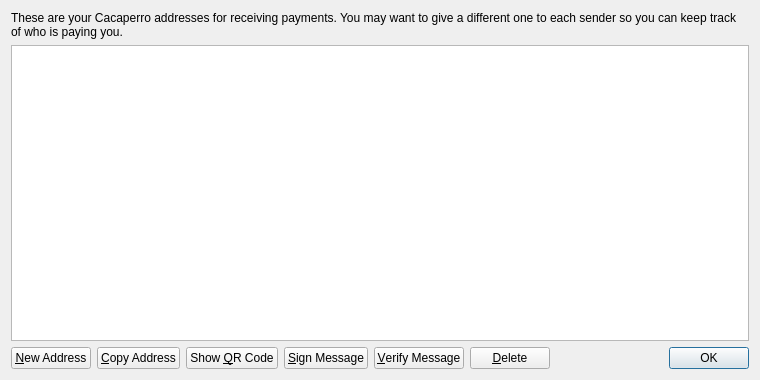
This is src/qt/forms/addressbookpage.ui in cacaperro/cacaperro as Qt 5 draws it before an edit. The edited form follows.
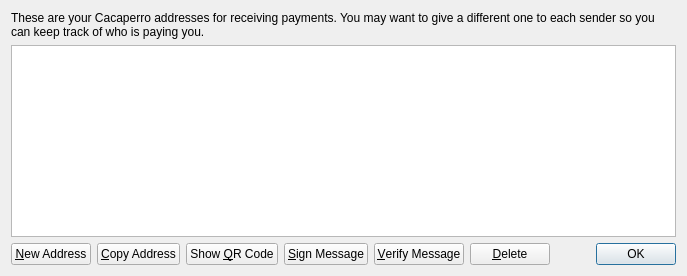
This is the edited form. Icons and pictures are not drawn.

Diff of the .ui file:
```diff
--- a/src/qt/forms/addressbookpage.ui
+++ b/src/qt/forms/addressbookpage.ui
@@ -2,7 +2,7 @@
 <ui version="4.0">
  <class>AddressBookPage</class>
  <widget class="QWidget" name="AddressBookPage">
-  <property name="geometry">
+  <property name="CACAmetry">
    <rect>
     <x>0</x>
     <y>0</y>
```
